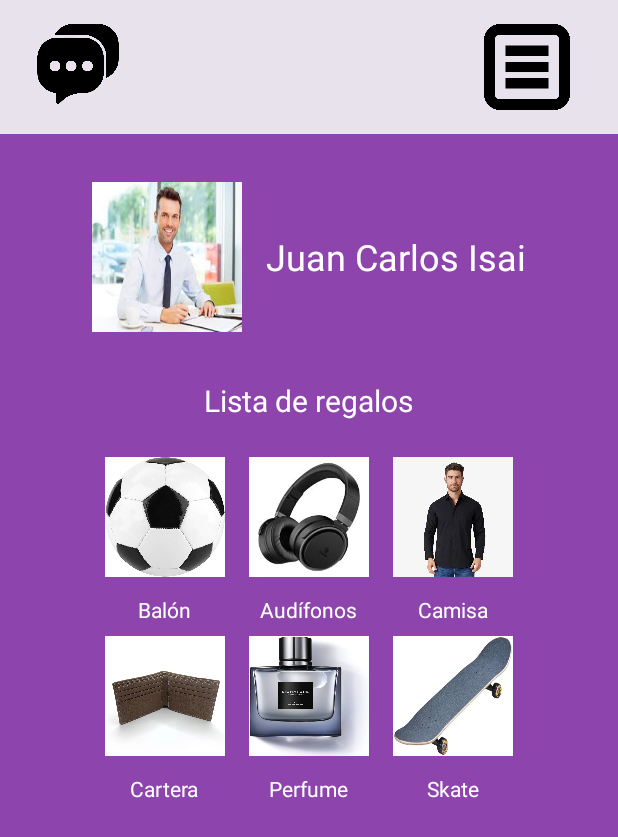
After one commit to Twicez/GiftProyect, an Android app: the layout activity_friend_profile.xml on its own in the app's theme, with its tools: preview values and no code run, on a phone screen of 412 x 824 dp. The commit adds this screen. Shown: the top 837 px of the screen. Run offline under Robolectric (Android 15) with nearby library versions, the phone set to English and light mode, and no system bars.

Commit message:
Mas pantallas añadidas

```diff
--- a/app/build.gradle.kts
+++ b/app/build.gradle.kts
@@ -1,6 +1,7 @@
 plugins {
     id("com.android.application")
     id("org.jetbrains.kotlin.android")
+    id("com.google.gms.google-services")
 }
 
 android {
@@ -41,6 +42,7 @@ dependencies {
     implementation("androidx.appcompat:appcompat:1.6.1")
     implementation("com.google.android.material:material:1.11.0")
     implementation("androidx.constraintlayout:constraintlayout:2.1.4")
+    implementation("com.google.firebase:firebase-storage:20.3.0")
     testImplementation("junit:junit:4.13.2")
     androidTestImplementation("androidx.test.ext:junit:1.1.5")
     androidTestImplementation("androidx.test.espresso:espresso-core:3.5.1")
--- a/app/src/main/AndroidManifest.xml
+++ b/app/src/main/AndroidManifest.xml
@@ -21,6 +21,8 @@
                 <category android:name="android.intent.category.LAUNCHER" />
             </intent-filter>
         </activity>
+        <activity android:name=".ActivityFriendProfile" />
+
     </application>
 
 </manifest>
--- /dev/null
+++ b/app/src/main/res/layout/activity_friend_profile.xml
@@ -0,0 +1,228 @@
+<?xml version="1.0" encoding="utf-8"?>
+<LinearLayout xmlns:android="http://schemas.android.com/apk/res/android"
+    android:layout_width="match_parent"
+    android:layout_height="match_parent"
+    android:background="#8E44AD"
+    android:gravity="center_horizontal"
+    android:orientation="vertical">
+
+    <LinearLayout
+        android:layout_width="match_parent"
+        android:layout_height="wrap_content"
+        android:background="#E8E2EC"
+        android:padding="16dp">
+
+        <ImageView
+            android:id="@+id/imageViewMessage"
+            android:layout_width="72dp"
+            android:layout_height="53dp"
+            android:src="@drawable/pngegg" />
+
+        <View
+            android:layout_width="0dp"
+            android:layout_height="0dp"
+            android:layout_weight="1" />
+
+        <ImageView
+            android:id="@+id/imageViewOptions"
+            android:layout_width="89dp"
+            android:layout_height="57dp"
+            android:src="@drawable/menu" />
+
+    </LinearLayout>
+
+    <LinearLayout
+        android:layout_width="match_parent"
+        android:layout_height="wrap_content"
+        android:layout_marginTop="32dp"
+        android:gravity="center"
+        android:orientation="horizontal">
+
+        <ImageView
+            android:id="@+id/friendProfileImage"
+            android:layout_width="100dp"
+            android:layout_height="100dp"
+            android:background="@drawable/person5"
+            android:scaleType="centerCrop" />
+
+        <TextView
+            android:id="@+id/friendName"
+            android:layout_width="wrap_content"
+            android:layout_height="wrap_content"
+            android:layout_marginStart="16dp"
+            android:text="Juan Carlos Isai"
+            android:textColor="#FFFFFF"
+            android:textSize="24sp" />
+
+    </LinearLayout>
+
+    <TextView
+        android:layout_width="wrap_content"
+        android:layout_height="wrap_content"
+        android:layout_marginTop="32dp"
+        android:text="Lista de regalos"
+        android:textColor="#FFFFFF"
+        android:textSize="20sp" />
+
+    <TableLayout
+        android:layout_width="match_parent"
+        android:layout_height="wrap_content"
+        android:layout_marginTop="16dp"
+        android:gravity="center"
+        android:orientation="vertical">
+
+        <TableRow
+            android:layout_width="match_parent"
+            android:layout_height="wrap_content"
+            android:gravity="center">
+
+            <LinearLayout
+                android:layout_width="wrap_content"
+                android:layout_height="wrap_content"
+                android:gravity="center"
+                android:orientation="vertical">
+
+                <ImageView
+                    android:id="@+id/giftImage1"
+                    android:layout_width="80dp"
+                    android:layout_height="80dp"
+                    android:layout_margin="8dp"
+                    android:background="@drawable/balon"
+                    android:scaleType="centerCrop" />
+
+                <TextView
+                    android:layout_width="wrap_content"
+                    android:layout_height="wrap_content"
+                    android:layout_marginTop="4dp"
+                    android:text="Balón"
+                    android:textColor="#FFFFFF" />
+
+            </LinearLayout>
+
+            <LinearLayout
+                android:layout_width="wrap_content"
+                android:layout_height="wrap_content"
+                android:gravity="center"
+                android:orientation="vertical">
+
+                <ImageView
+                    android:id="@+id/giftImage2"
+                    android:layout_width="80dp"
+                    android:layout_height="80dp"
+                    android:layout_margin="8dp"
+                    android:background="@drawable/audifonos"
+                    android:scaleType="centerCrop" />
+
+                <TextView
+                    android:layout_width="wrap_content"
+                    android:layout_height="wrap_content"
+                    android:layout_marginTop="4dp"
+                    android:text="Audífonos"
+                    android:textColor="#FFFFFF" />
+
+            </LinearLayout>
+
+            <LinearLayout
+                android:layout_width="wrap_content"
+                android:layout_height="wrap_content"
+                android:gravity="center"
+                android:orientation="vertical">
+
+                <ImageView
+                    android:id="@+id/giftImage3"
+                    android:layout_width="80dp"
+                    android:layout_height="80dp"
+                    android:layout_margin="8dp"
+                    android:background="@drawable/camisa"
+                    android:scaleType="centerCrop" />
+
+                <TextView
+                    android:layout_width="wrap_content"
+                    android:layout_height="wrap_content"
+                    android:layout_marginTop="4dp"
+                    android:text="Camisa"
+                    android:textColor="#FFFFFF" />
+
+            </LinearLayout>
+
+        </TableRow>
+
+        <TableRow
+            android:layout_width="match_parent"
+            android:layout_height="wrap_content"
+            android:gravity="center">
+
+            <LinearLayout
+                android:layout_width="wrap_content"
+                android:layout_height="wrap_content"
+                android:gravity="center"
+                android:orientation="vertical">
+
+                <ImageView
+                    android:id="@+id/giftImage4"
+                    android:layout_width="80dp"
+                    android:layout_height="80dp"
+                    android:layout_margin="8dp"
+                    android:background="@drawable/cartera"
+                    android:scaleType="centerCrop" />
+
+                <TextView
+                    android:layout_width="wrap_content"
+                    android:layout_height="wrap_content"
+                    android:layout_marginTop="4dp"
+                    android:text="Cartera"
+                    android:textColor="#FFFFFF" />
+
+            </LinearLayout>
+
+            <LinearLayout
+                android:layout_width="wrap_content"
+                android:layout_height="wrap_content"
+                android:gravity="center"
+                android:orientation="vertical">
+
+                <ImageView
+                    android:id="@+id/giftImage5"
+                    android:layout_width="80dp"
+                    android:layout_height="80dp"
+                    android:layout_margin="8dp"
+                    android:background="@drawable/perfume"
+                    android:scaleType="centerCrop" />
+
+                <TextView
+                    android:layout_width="wrap_content"
+                    android:layout_height="wrap_content"
+                    android:layout_marginTop="4dp"
+                    android:text="Perfume"
+                    android:textColor="#FFFFFF" />
+
+            </LinearLayout>
+
+            <LinearLayout
+                android:layout_width="wrap_content"
+                android:layout_height="wrap_content"
+                android:gravity="center"
+                android:orientation="vertical">
+
+                <ImageView
+                    android:id="@+id/giftImage6"
+                    android:layout_width="80dp"
+                    android:layout_height="80dp"
+                    android:layout_margin="8dp"
+                    android:background="@drawable/skate"
+                    android:scaleType="centerCrop" />
+
+                <TextView
+                    android:layout_width="wrap_content"
+                    android:layout_height="wrap_content"
+                    android:layout_marginTop="4dp"
+                    android:text="Skate"
+                    android:textColor="#FFFFFF" />
+
+            </LinearLayout>
+
+        </TableRow>
+
+    </TableLayout>
+
+</LinearLayout>
--- a/app/src/main/res/layout/activity_main.xml
+++ b/app/src/main/res/layout/activity_main.xml
@@ -16,7 +16,7 @@
             android:id="@+id/imageViewMessage"
             android:layout_width="72dp"
             android:layout_height="53dp"
-            android:src="@drawable/ic_message" />
+            android:src="@drawable/pngegg" />
 
         <View
             android:layout_width="0dp"
@@ -27,7 +27,7 @@
             android:id="@+id/imageViewOptions"
             android:layout_width="89dp"
             android:layout_height="57dp"
-            android:src="@drawable/ic_options" />
+            android:src="@drawable/menu" />
 
     </LinearLayout>
     <TextView
--- a/build.gradle.kts
+++ b/build.gradle.kts
@@ -1,3 +1,9 @@
+buildscript {
+    dependencies {
+        classpath("com.google.gms:google-services:4.4.1")
+
+    }
+}
 // Top-level build file where you can add configuration options common to all sub-projects/modules.
 plugins {
     id("com.android.application") version "8.2.2" apply false
```
Also changed, not shown: app/src/main/java/mx/edu/potros/gift/FriendProfileActivity.kt (added, +33 -0 lines), app/src/main/java/mx/edu/potros/gift/GiftDetailsActivity.kt (added, +30 -0 lines), app/src/main/java/mx/edu/potros/gift/MainActivity.kt (+11 -0 lines), app/src/main/res/layout/activity_gift_details.xml (added, +76 -0 lines), app/src/main/res/drawable/audifonos.png (added), app/src/main/res/drawable/balon.png (added), app/src/main/res/drawable/camisa.png (added), app/src/main/res/drawable/cartera.png (added), app/src/main/res/drawable/eliminar.png (added), app/src/main/res/drawable/ic_message.png (deleted), app/src/main/res/drawable/ic_options.png (deleted), app/src/main/res/drawable/menu.png (added), app/src/main/res/drawable/perfume.png (added), app/src/main/res/drawable/pngegg.png (added), 1 more files, 1 other file.
